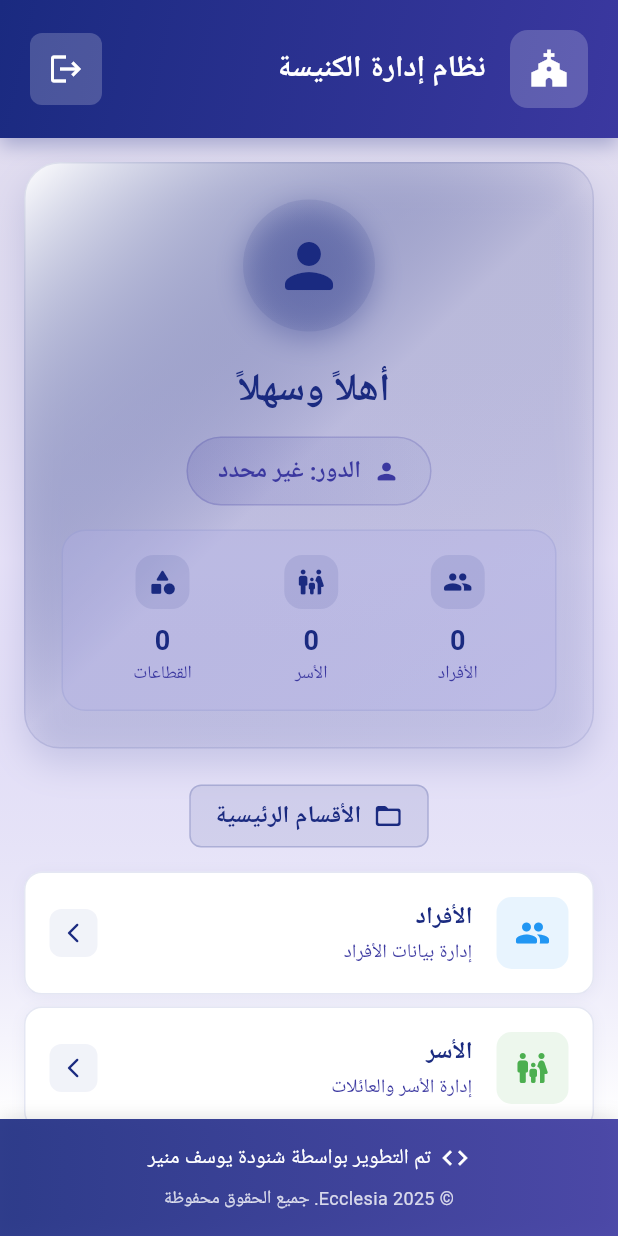
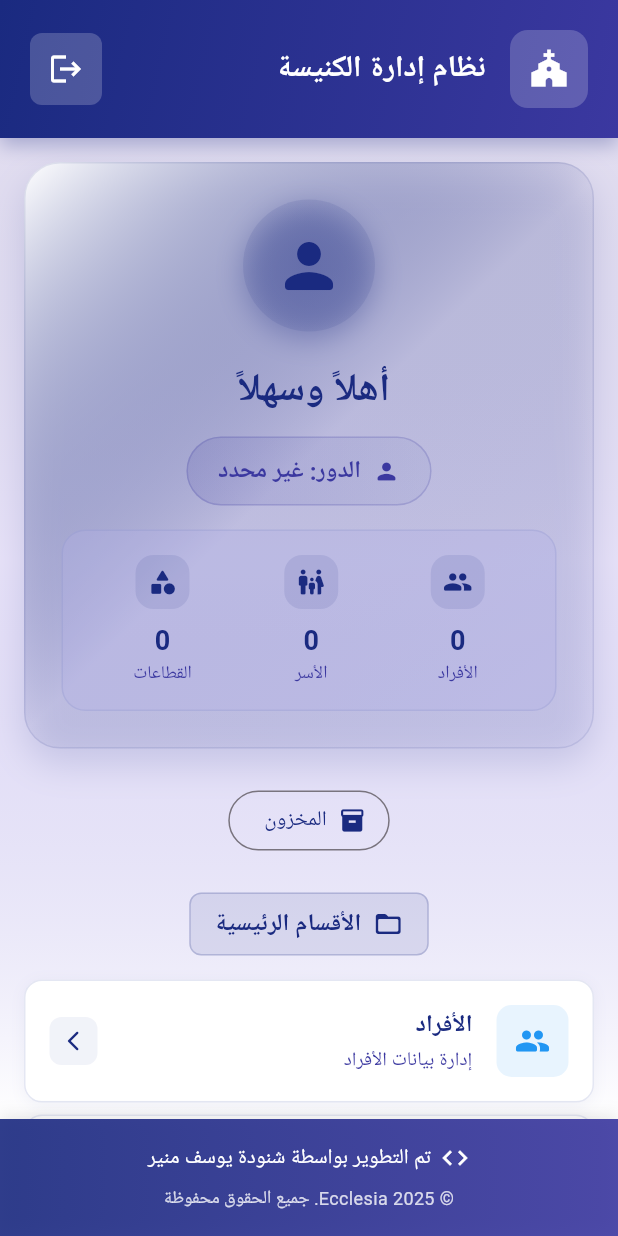
Before and after one commit to Shnouda-Youssef-Mounor/ecclesia, a Flutter app: the HomeScreen screen opened by its route, on a phone screen of 412 x 824 dp. Run offline on Flutter 3.47's test engine with Material 3 defaults, Android fonts, the phone set to English and light mode, and no system bars; our stand-ins replace csv, file_picker, google_fonts, image_picker, multi_select_flutter, pdf and 2 more; accounts and stored records are empty; Roboto replaces fonts that are missing (Cairo).

Commit message:
Update main.dart

```diff
--- a/lib/main.dart
+++ b/lib/main.dart
@@ -129,6 +129,20 @@ class HomeScreen extends StatelessWidget {
                     child: Column(
                       children: [
                         _buildWelcomeCard(user),
+                        const SizedBox(height: 24),
+                        OutlinedButton.icon(
+                          onPressed: () {},
+                          style: ButtonStyle(
+                            foregroundColor: WidgetStatePropertyAll(
+                              AppColors.primary,
+                            ),
+                          ),
+                          icon: Icon(Icons.inventory, color: AppColors.primary),
+                          label: Text(
+                            "المخزون",
+                            style: TextStyle(color: AppColors.primary),
+                          ),
+                        ),
                         const SizedBox(height: 24),
                         _buildMenuGrid(context, isDesktop),
                       ],
```
